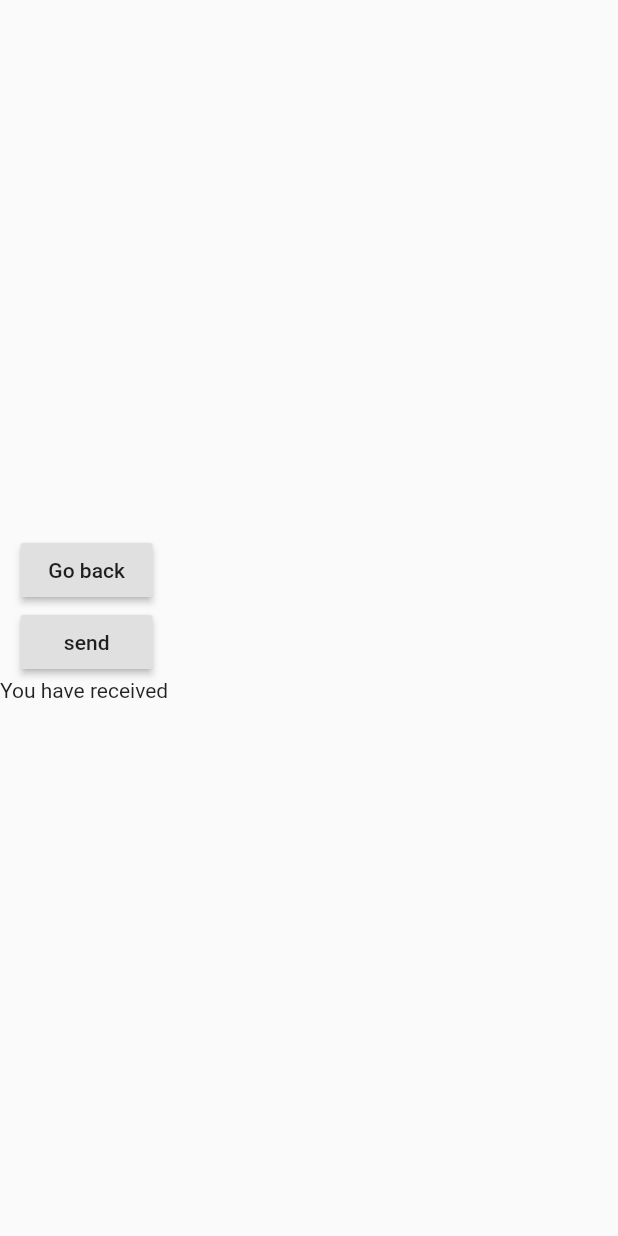
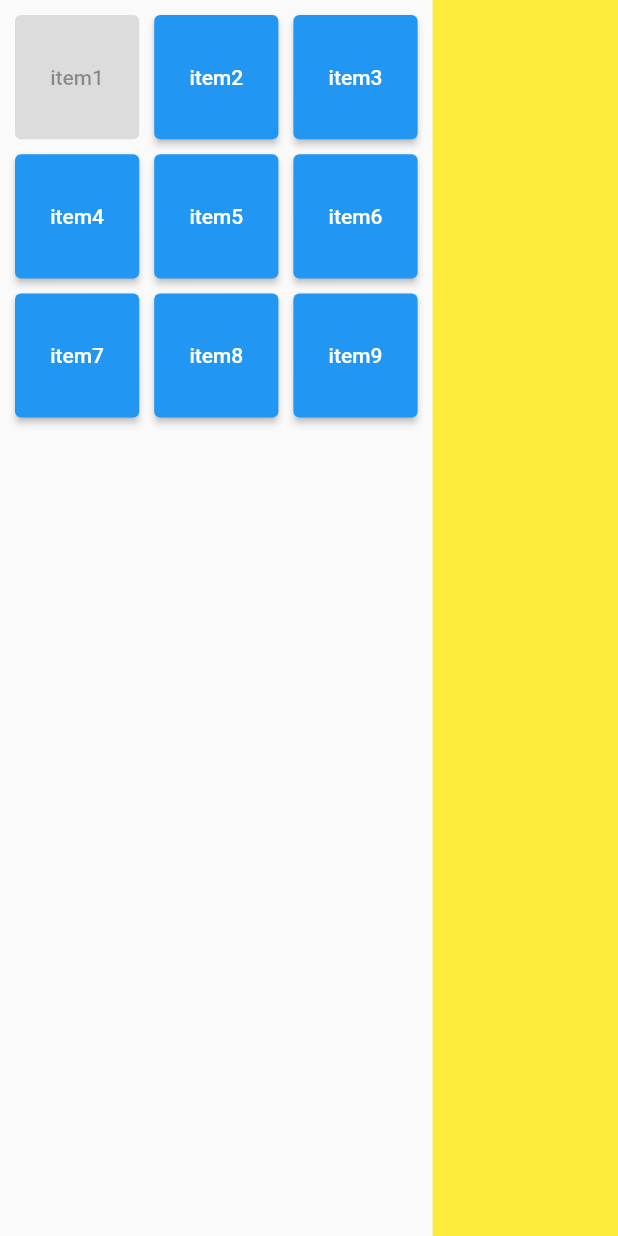
Before and after one commit to yumdari/Home_AIoT_System, a Flutter app: the screen it shows after launch, after a tap on "USER2", on a phone screen of 412 x 824 dp. Run offline on Flutter 3.47's test engine with Material 2 defaults, Android fonts, the phone set to English and light mode, and no system bars; our stand-ins replace date_format, flutter_svg, geolocator, timer_builder; missing offline and left inert: tcp_socket_connection; network calls fail; statements that could not run were skipped.

Commit message:
레이아웃 그리드뷰 작성

```diff
--- /dev/null
+++ b/Tablet/lib/_userB.dart
@@ -0,0 +1,72 @@
+import 'package:flutter/material.dart';
+import 'package:tcp_socket_connection/tcp_socket_connection.dart';
+
+class userB extends StatefulWidget {
+  const userB({Key? key}) : super(key: key);
+
+  @override
+  State<userB> createState() => _userBState();
+}
+
+class _userBState extends State<userB> {
+
+  var buttonState_array = List<int>.filled(9, 0);
+
+  TcpSocketConnection socketConnection=TcpSocketConnection("10.10.141.43", 5055);
+  String message = "";
+
+  @override
+  void initState() {
+    super.initState();
+    startConnection();
+  }
+
+  //receiving and sending back a custom message
+  void messageReceived(String msg){
+    setState(() {
+      message=msg;
+    });
+    //socketConnection.sendMessage("MessageIsReceived :D ");
+  }
+
+  //starting the connection and listening to the socket asynchronously
+  void startConnection() async{
+    socketConnection.enableConsolePrint(true);    //use this to see in the console what's happening
+   // if(await socketConnection.canConnect(5000, attempts: 3)){   //check if it's possible to connect to the endpoint
+      await socketConnection.connect(5000, messageReceived, attempts: 3);
+    //}
+  }
+
+  @override
+  Widget build(BuildContext context) {
+    return Scaffold(
+      body: Column(
+          mainAxisAlignment: MainAxisAlignment.center,
+          crossAxisAlignment: CrossAxisAlignment.center,
+        children: [
+          SizedBox(
+            child: RaisedButton(
+              onPressed: (){
+                Navigator.pop(context);
+              },
+              child: Text('Go back'),
+            ),
+          ),
+          SizedBox(
+            child: RaisedButton(
+              onPressed: (){
+                socketConnection.sendMessage('hello world');
+              },
+              child: Text('send'),
+            ),
+          ),
+          SizedBox(
+            child: Text(
+              'You have received ' + message,
+            ),
+          )
+        ],
+      ),
+    );
+  }
+}
--- a/Tablet/lib/userB.dart
+++ b/Tablet/lib/userB.dart
@@ -9,6 +9,8 @@ class userB extends StatefulWidget {
 }
 
 class _userBState extends State<userB> {
+
+  var buttonState_array = List<int>.filled(9, 0);
 
   TcpSocketConnection socketConnection=TcpSocketConnection("10.10.141.43", 5055);
   String message = "";
@@ -38,31 +40,69 @@ class _userBState extends State<userB> {
   @override
   Widget build(BuildContext context) {
     return Scaffold(
-      body: Column(
-          mainAxisAlignment: MainAxisAlignment.center,
-          crossAxisAlignment: CrossAxisAlignment.center,
+      body: Row(
         children: [
-          SizedBox(
-            child: RaisedButton(
-              onPressed: (){
-                Navigator.pop(context);
-              },
-              child: Text('Go back'),
-            ),
+          Expanded(child: Container(
+              margin: EdgeInsets.fromLTRB(10, 10, 10, 10),
+              child: GridView.count(
+                crossAxisCount: 3,
+                crossAxisSpacing: 10,
+                mainAxisSpacing: 10,
+                children: [
+                  SizedBox(
+                    child: ElevatedButton(onPressed: (){
+                      if(buttonState_array[0])
+
+                    }, child: Text("item1"),),
+                  ),
+                  SizedBox(
+                    child: ElevatedButton(onPressed: (){
+
+                    }, child: Text("item2"),),
+                  ),
+                  SizedBox(
+                    child: ElevatedButton(onPressed: (){
+
+                    }, child: Text("item3"),),
+                  ),
+                  SizedBox(
+                    child: ElevatedButton(onPressed: (){
+
+                    }, child: Text("item4"),),
+                  ),
+                  SizedBox(
+                    child: ElevatedButton(onPressed: (){
+
+                    }, child: Text("item5"),),
+                  ),
+                  SizedBox(
+                    child: ElevatedButton(onPressed: (){
+
+                    }, child: Text("item6"),),
+                  ),
+                  SizedBox(
+                    child: ElevatedButton(onPressed: (){
+
+                    }, child: Text("item7"),),
+                  ),
+                  SizedBox(
+                    child: ElevatedButton(onPressed: (){
+
+                    }, child: Text("item8"),),
+                  ),
+                  SizedBox(
+                    child: ElevatedButton(onPressed: (){
+
+                    }, child: Text("item9"),),
+                  ),
+                ],
+              )
           ),
-          SizedBox(
-            child: RaisedButton(
-              onPressed: (){
-                socketConnection.sendMessage('hello world');
-              },
-              child: Text('send'),
-            ),
+            flex: 7,),
+          Expanded(child: Container(
+            color: Colors.yellow,
           ),
-          SizedBox(
-            child: Text(
-              'You have received ' + message,
-            ),
-          )
+            flex: 3,)
         ],
       ),
     );
```
Also changed, not shown: Tablet/lib/_userA.dart (added, +93 -0 lines), Tablet/lib/userA.dart (+48 -64 lines).
